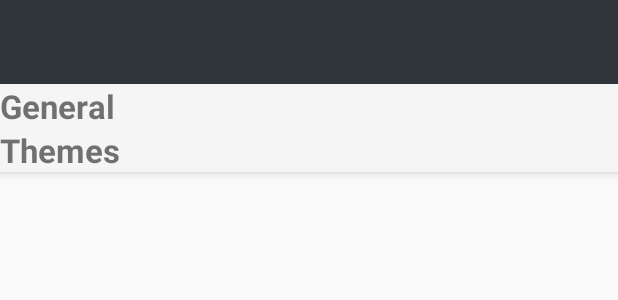
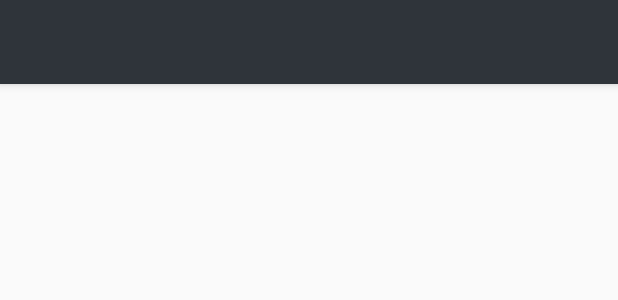
Before and after one commit to vieck/Save-Dat-Money, an Android app: the layout activity_settings.xml on its own in the app's theme, with its tools: preview values and no code run, on a phone screen of 412 x 824 dp. Shown: the top 300 px of the screen. Run offline under Robolectric (Android 15) with nearby library versions, the phone set to English and light mode, and no system bars.

Commit message:
Created the Settings Fragment

```diff
--- a/app/src/main/java/edu/purdue/vieck/budgetapp/Activities/CategoryActivity.java
+++ b/app/src/main/java/edu/purdue/vieck/budgetapp/Activities/CategoryActivity.java
@@ -21,7 +21,6 @@ public class CategoryActivity extends AppCompatActivity {
         toolbar = (Toolbar) findViewById(R.id.toolbar);
         setSupportActionBar(toolbar);
         getSupportActionBar().setDisplayHomeAsUpEnabled(true);
-        getSupportActionBar().setDisplayShowHomeEnabled(true);
         getFragmentManager().addOnBackStackChangedListener(new FragmentManager.OnBackStackChangedListener() {
             @Override
             public void onBackStackChanged() {
--- a/app/src/main/java/edu/purdue/vieck/budgetapp/Activities/ChartActivity.java
+++ b/app/src/main/java/edu/purdue/vieck/budgetapp/Activities/ChartActivity.java
@@ -49,7 +49,7 @@ public class ChartActivity extends AppCompatActivity {
         setContentView(R.layout.activity_chart);
         mToolbar = (Toolbar) findViewById(R.id.toolbar);
         setSupportActionBar(mToolbar);
-        getSupportActionBar().setDisplayShowHomeEnabled(true);
+        getSupportActionBar().setDisplayHomeAsUpEnabled(true);
         mDatabaseHandler = new DatabaseHandler(this);
         drawerLayout = (DrawerLayout) findViewById(R.id.drawer_layout);
         navigationView = (NavigationView) findViewById(R.id.navigation_layout);
--- a/app/src/main/java/edu/purdue/vieck/budgetapp/Activities/GraphActivity.java
+++ b/app/src/main/java/edu/purdue/vieck/budgetapp/Activities/GraphActivity.java
@@ -41,7 +41,7 @@ public class GraphActivity extends AppCompatActivity {
 
         mToolbar = (Toolbar) findViewById(R.id.toolbar);
         setSupportActionBar(mToolbar);
-        getSupportActionBar().setHomeButtonEnabled(true);
+        getSupportActionBar().setDisplayHomeAsUpEnabled(true);
         drawerLayout = (DrawerLayout) findViewById(R.id.drawer_layout);
         navigationView = (NavigationView) findViewById(R.id.navigation_layout);
         mTabLayout = (PagerSlidingTabStrip) findViewById(R.id.tabs);
--- a/app/src/main/java/edu/purdue/vieck/budgetapp/Activities/SettingsActivity.java
+++ b/app/src/main/java/edu/purdue/vieck/budgetapp/Activities/SettingsActivity.java
@@ -5,6 +5,7 @@ import android.preference.PreferenceActivity;
 import android.support.v7.app.AppCompatActivity;
 import android.support.v7.widget.Toolbar;
 
+import edu.purdue.vieck.budgetapp.Fragments.SettingsFragment;
 import edu.purdue.vieck.budgetapp.R;
 
 /**
@@ -18,5 +19,6 @@ public class SettingsActivity extends AppCompatActivity {
         Toolbar toolbar = (Toolbar) findViewById(R.id.toolbar);
         setSupportActionBar(toolbar);
         getSupportActionBar().setDisplayHomeAsUpEnabled(true);
+        getFragmentManager().beginTransaction().add(R.id.fragment_container,new SettingsFragment()).commit();
     }
 }
--- a/app/src/main/java/edu/purdue/vieck/budgetapp/Fragments/GraphFragmentCategory.java
+++ b/app/src/main/java/edu/purdue/vieck/budgetapp/Fragments/GraphFragmentCategory.java
@@ -53,11 +53,12 @@ public class GraphFragmentCategory extends Fragment {
 
         if (!databaseHandler.isEmpty()) {
             months = databaseHandler.getAllUniqueMonthsAsLinkedList();
-            count = months.size();
+            count = months.size() - 1;
 
             left.setOnClickListener(new View.OnClickListener() {
                 @Override
                 public void onClick(View view) {
+                    Log.d("Category Position",""+count);
                     if (count < months.size() - 1) {
                         count++;
                         BudgetItem item = months.get(count);
--- a/app/src/main/java/edu/purdue/vieck/budgetapp/Fragments/SummaryFragment.java
+++ b/app/src/main/java/edu/purdue/vieck/budgetapp/Fragments/SummaryFragment.java
@@ -10,6 +10,7 @@ import android.util.Log;
 import android.view.LayoutInflater;
 import android.view.View;
 import android.view.ViewGroup;
+import android.widget.ListView;
 
 import edu.purdue.vieck.budgetapp.Adapters.DataAdapter;
 import edu.purdue.vieck.budgetapp.DatabaseHandler;
@@ -19,14 +20,14 @@ import edu.purdue.vieck.budgetapp.R;
  * Created by mvieck on 9/22/2015.
  */
 public class SummaryFragment extends Fragment {
-    private RecyclerView mRecyclerView;
+    private ListView mList;
     private DataAdapter mDataAdapter;
     DatabaseHandler mDatabaseHandler;
 
     @Nullable
     @Override
     public View onCreateView(LayoutInflater inflater, ViewGroup container, Bundle savedInstanceState) {
-        View view = inflater.inflate(R.layout.fragment_data, container, false);
+        View view = inflater.inflate(R.layout.fragment_summary, container, false);
         mRecyclerView = (RecyclerView) view.findViewById(R.id.data_list_recycler);
         mRecyclerView.setLayoutManager(new LinearLayoutManager(getActivity()));
         mDataAdapter = new DataAdapter(getActivity(), "");
--- a/app/src/main/res/layout/activity_settings.xml
+++ b/app/src/main/res/layout/activity_settings.xml
@@ -20,35 +20,9 @@
                 android:layout_width="match_parent"
                 android:layout_height="?attr/actionBarSize" />
 
-            <LinearLayout
-                android:layout_width="match_parent"
-                android:layout_height="match_parent"
-                android:orientation="vertical">
-
-                <TextView
-                    android:id="@+id/general_label"
-                    style="@style/settings_textview_label"
-                    android:layout_width="wrap_content"
-                    android:layout_height="wrap_content"
-                    android:text="@string/general" />
-
-                <ListView
-                    android:id="@+id/general_listview"
-                    android:layout_width="wrap_content"
-                    android:layout_height="wrap_content" />
-
-                <TextView
-                    android:id="@+id/theme_label"
-                    style="@style/settings_textview_label"
-                    android:layout_width="wrap_content"
-                    android:layout_height="wrap_content"
-                    android:text="@string/theme" />
-
-                <ListView
-                    android:id="@+id/theme_listview"
-                    android:layout_width="wrap_content"
-                    android:layout_height="wrap_content" />
-            </LinearLayout>
+                <RelativeLayout android:id="@+id/fragment_container"
+                    android:layout_width="match_parent"
+                    android:layout_height="match_parent"/>
 
         </android.support.design.widget.AppBarLayout>
     </android.support.design.widget.CoordinatorLayout>
--- a/app/src/main/res/layout/fragment_data.xml
+++ b/app/src/main/res/layout/fragment_summary.xml
@@ -4,8 +4,8 @@
     android:layout_height="match_parent"
     android:orientation="vertical">
 
-    <android.support.v7.widget.RecyclerView
-        android:id="@+id/data_list_recycler"
+    <ListView
+        android:id="@+id/data_list"
         android:layout_width="match_parent"
         android:layout_height="wrap_content"
         android:scrollbars="vertical" />
```
Also changed, not shown: app/src/main/java/edu/purdue/vieck/budgetapp/Activities/SummaryActivity.java (+1 -22 lines), app/src/main/java/edu/purdue/vieck/budgetapp/Fragments/SettingsFragment.java (added, +26 -0 lines), app/src/main/res/layout/fragment_settings.xml (added, +29 -0 lines).
